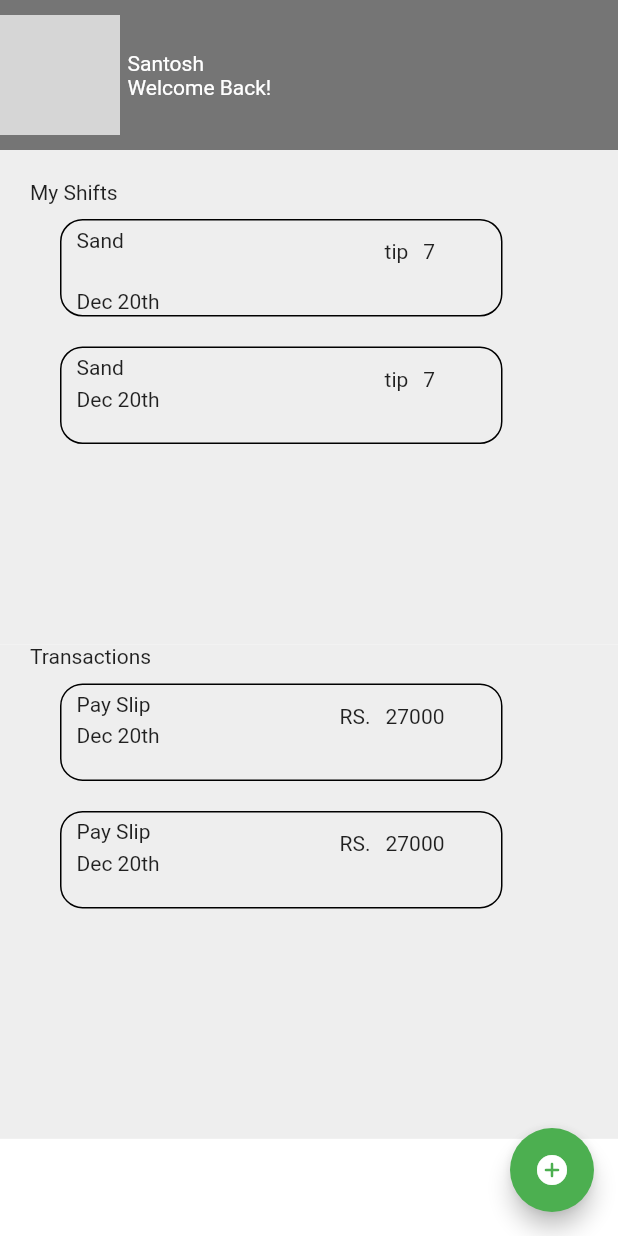
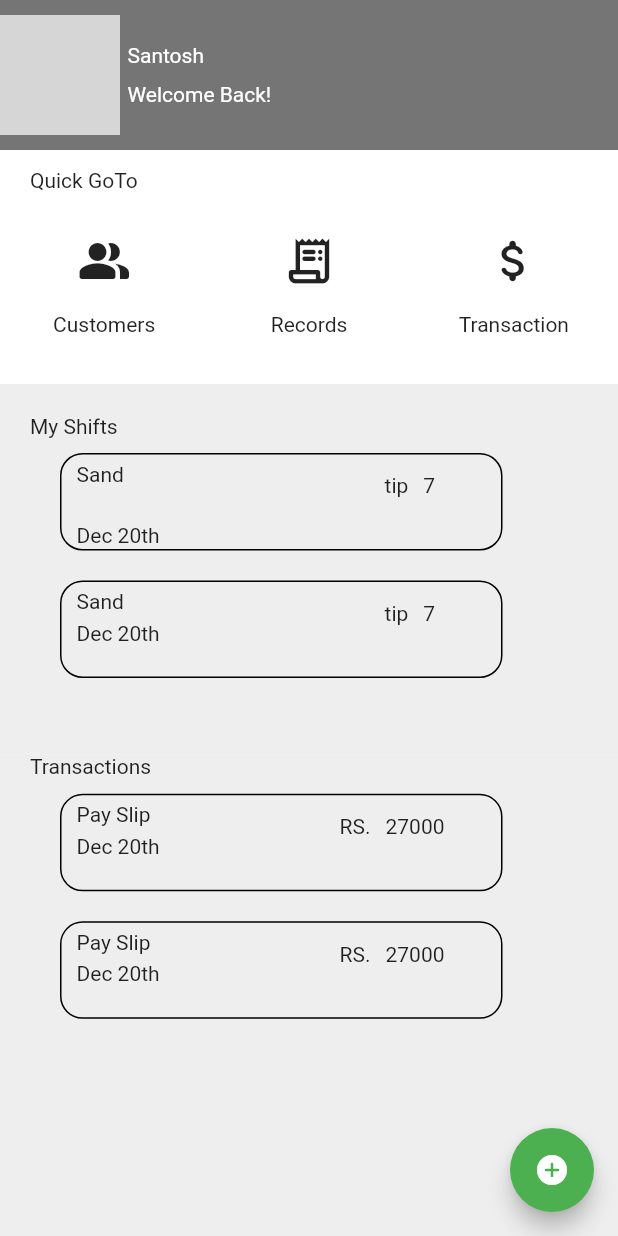
Before and after one commit to Ghatani/andriod-flutter, a Flutter app: the profile screen opened directly, on a phone screen of 412 x 824 dp. Run offline on Flutter 3.47's test engine with Material 2 defaults, Android fonts, the phone set to English and light mode, and no system bars; our stand-ins replace form_field_validator, motion_toast; grey boxes are pictures that could not be loaded.

Commit message:
profileUpdate

```diff
--- a/lib/screen/profile.dart
+++ b/lib/screen/profile.dart
@@ -13,7 +13,7 @@ class _profileState extends State<profile> {
     return Scaffold(
 
       backgroundColor: Colors.white,
-      body: SafeArea(
+      body: SingleChildScrollView(
         child: GestureDetector(
           onTap: () => FocusScope.of(context).unfocus(),
           child: Column(
@@ -68,7 +68,7 @@ class _profileState extends State<profile> {
                                 style: TextStyle(color: Colors.white)
                               ),
                             ),
-
+                            SizedBox(height: 10),
                             Text(
                               'Welcome Back!',
                               style: TextStyle(color: Colors.white)
@@ -80,9 +80,154 @@ class _profileState extends State<profile> {
                   ),
                 ),
               ),
+              Padding(
+  padding: EdgeInsetsDirectional.fromSTEB(4, 4, 4, 4),
+  child: Column(
+    mainAxisSize: MainAxisSize.max,
+    children: [
+      Padding(
+        padding: EdgeInsetsDirectional.fromSTEB(16, 8, 16, 0),
+        child: Row(
+          mainAxisSize: MainAxisSize.max,
+          children: [
+            Text(
+              'Quick GoTo',
+            ),
+          ],
+        ),
+      ),
+      Padding(
+        padding: EdgeInsetsDirectional.fromSTEB(16, 16, 16, 16),
+        child: Row(
+          mainAxisSize: MainAxisSize.max,
+          mainAxisAlignment: MainAxisAlignment.spaceBetween,
+          children: [
+            Container(
+              width: MediaQuery.of(context).size.width * 0.24,
+              decoration: BoxDecoration(
+
+                borderRadius: BorderRadius.circular(8),
+              ),
+              child: Padding(
+                padding: EdgeInsetsDirectional.fromSTEB(12, 12, 12, 12),
+                child: Column(
+                  mainAxisSize: MainAxisSize.max,
+                  mainAxisAlignment: MainAxisAlignment.center,
+                  crossAxisAlignment: CrossAxisAlignment.center,
+                  children: [
+                    Padding(
+                      padding: EdgeInsetsDirectional.fromSTEB(0, 0, 0, 12),
+                      child: Icon(
+                        Icons.people_alt_rounded,
+
+                        size: 36,
+                      ),
+                    ),
+                    Padding(
+                      padding: EdgeInsetsDirectional.fromSTEB(0, 4, 0, 0),
+                      child: Text(
+                        'Customers',
+                        textAlign: TextAlign.center,
+
+
+                      ),
+                    ),
+                  ],
+                ),
+              ),
+            ),
+            InkWell(
+              onTap: () async {
+
+
+              },
+              child: Container(
+                width: MediaQuery.of(context).size.width * 0.24,
+                decoration: BoxDecoration(
+
+                  borderRadius: BorderRadius.circular(8),
+                ),
+                child: Padding(
+                  padding: EdgeInsetsDirectional.fromSTEB(12, 12, 12, 12),
+                  child: Column(
+                    mainAxisSize: MainAxisSize.max,
+                    mainAxisAlignment: MainAxisAlignment.center,
+                    crossAxisAlignment: CrossAxisAlignment.center,
+                    children: [
+                      Padding(
+                        padding: EdgeInsetsDirectional.fromSTEB(0, 0, 0, 12),
+                        child: Icon(
+                          Icons.receipt_long_rounded,
+
+                          size: 36,
+                        ),
+                      ),
+                      Padding(
+                        padding: EdgeInsetsDirectional.fromSTEB(0, 4, 0, 0),
+                        child: Text(
+                          'Records',
+
+                        ),
+                      ),
+                    ],
+                  ),
+                ),
+              ),
+            ),
+            InkWell(
+              onTap: () async {
+                // await Navigator.pushAndRemoveUntil(
+                //   context,
+                //   MaterialPageRoute(
+                //     builder: (context) => NavBarPage(initialPage: 'MY_Card'),
+                //   ),
+                //   (r) => false,
+                // );
+              },
+              child: Container(
+                width: MediaQuery.of(context).size.width * 0.24,
+                decoration: BoxDecoration(
+
+                  borderRadius: BorderRadius.circular(8),
+                ),
+                child: Padding(
+                  padding: EdgeInsetsDirectional.fromSTEB(12, 12, 12, 12),
+                  child: Column(
+                    mainAxisSize: MainAxisSize.max,
+                    mainAxisAlignment: MainAxisAlignment.center,
+                    crossAxisAlignment: CrossAxisAlignment.center,
+                    children: [
+                      Padding(
+                        padding: EdgeInsetsDirectional.fromSTEB(0, 0, 0, 12),
+                        child: Icon(
+                          Icons.attach_money_rounded,
+
+                          size: 36,
+                        ),
+                      ),
+                      Padding(
+                        padding: EdgeInsetsDirectional.fromSTEB(0, 4, 0, 0),
+                        child: Text(
+                          'Transaction',
+
+                        ),
+                      ),
+                    ],
+                  ),
+                ),
+              ),
+              ),
+              ],
+            ),
+          ),
+          ],
+          ),
+          ),
+
+
               Container(
                 width: MediaQuery.of(context).size.width,
-                height: MediaQuery.of(context).size.height * 0.4,
+                height: MediaQuery.of(context).size.height * 0.3,
                 decoration: BoxDecoration(
                   color: Color(0xFFEEEEEE),
                 ),
```
